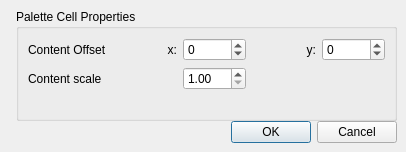
Qt form mscore/mscore/cellproperties.ui (musescore/musescore-old) before a commit.
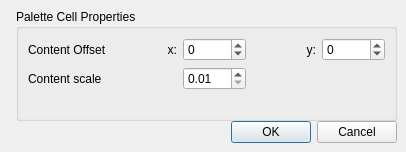
The same form after that commit. Icons and pictures are not drawn.

```diff
--- a/mscore/mscore/cellproperties.ui
+++ b/mscore/mscore/cellproperties.ui
@@ -120,7 +120,10 @@
         <item row="1" column="2">
          <widget class="QDoubleSpinBox" name="scale">
           <property name="minimum">
-           <double>1.000000000000000</double>
+           <double>0.010000000000000</double>
+          </property>
+          <property name="maximum">
+           <double>10.000000000000000</double>
           </property>
           <property name="singleStep">
            <double>2.000000000000000</double>
```
Left out of the diff: 2 changed lines with no effect on the pictures.
